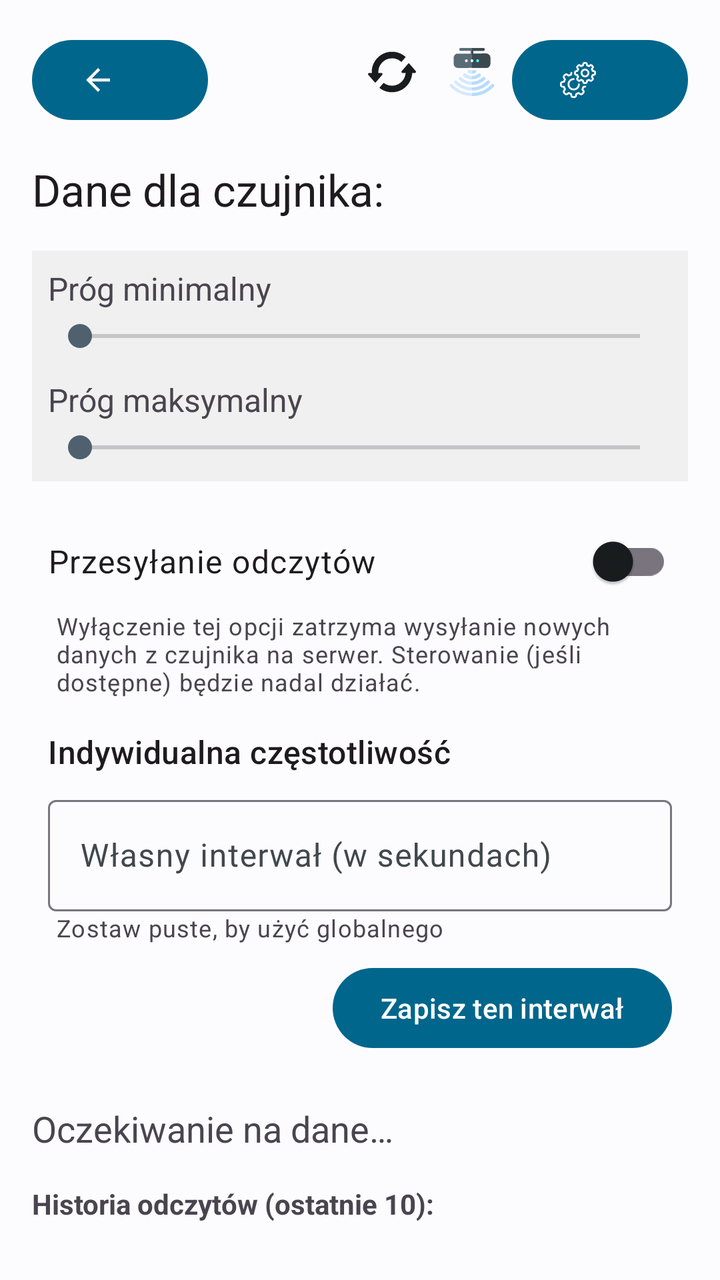
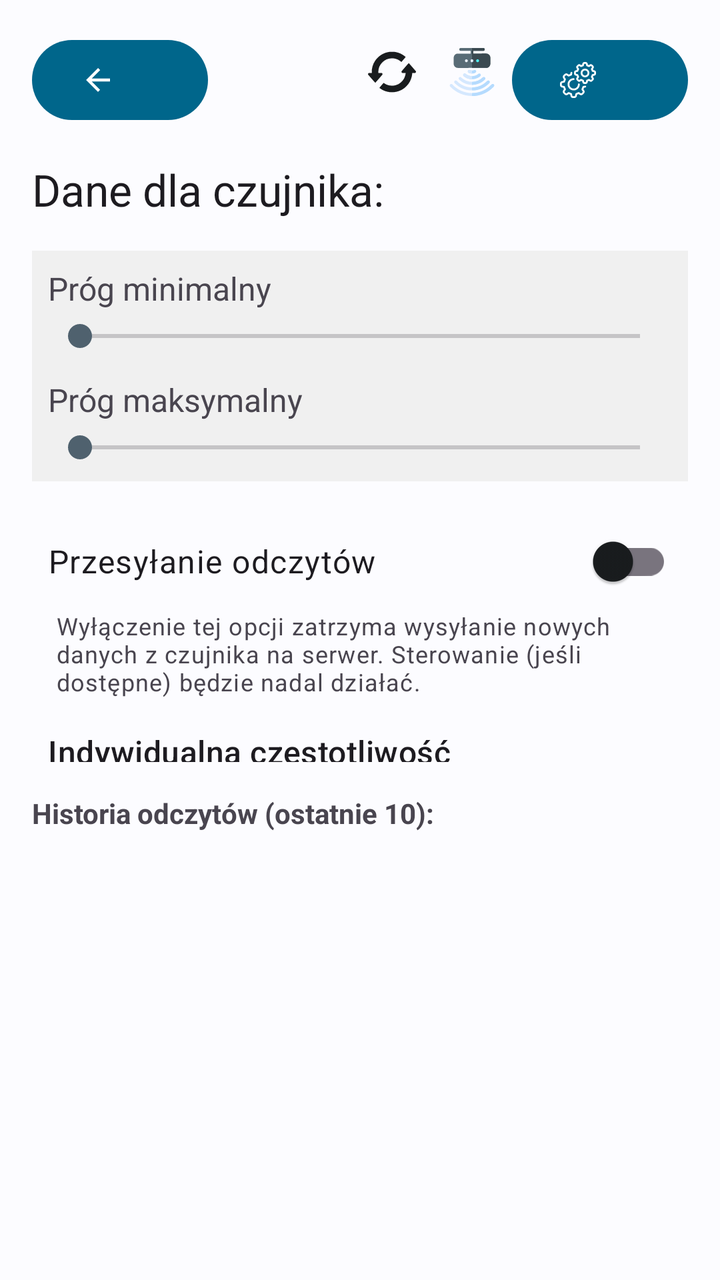

Before-and-after screenshots of an Android layout around one commit, followed by the original layout XML and the change that was made.
<!-- AndroidManifest.xml: application theme Theme.Bazunia -->
<!-- res/layout/activity_sensor_detail.xml -->
<?xml version="1.0" encoding="utf-8"?>
<androidx.constraintlayout.widget.ConstraintLayout
    xmlns:android="http://schemas.android.com/apk/res/android"
    xmlns:app="http://schemas.android.com/apk/res-auto"
    xmlns:tools="http://schemas.android.com/tools"
    android:layout_width="match_parent"
    android:layout_height="match_parent"
    android:fitsSystemWindows="true"
    android:padding="16dp"
    tools:context=".ui.SensorDetailActivity">

    <com.google.android.material.button.MaterialButton
        android:id="@+id/btnBackSensorDetail"
        style="?attr/myIconButtonTextStyle"
        android:layout_width="wrap_content"
        android:layout_height="wrap_content"
        android:contentDescription="@string/back_content_description"
        app:icon="@drawable/ic_arrow_back"
        app:layout_constraintStart_toStartOf="parent"
        app:layout_constraintTop_toTopOf="parent"
        app:tint="?attr/colorOnSurface" />

    <com.google.android.material.button.MaterialButton
        android:id="@+id/btnSettings"
        style="?attr/myIconButtonTextStyle"
        android:layout_width="wrap_content"
        android:layout_height="wrap_content"
        android:contentDescription="@string/settings_content_description"
        app:icon="@drawable/ic_settings"
        app:layout_constraintEnd_toEndOf="parent"
        app:layout_constraintTop_toTopOf="parent"
        app:tint="?attr/colorOnSurface" />

    <ImageButton
        android:id="@+id/btnRefresh"
        android:layout_width="wrap_content"
        android:layout_height="wrap_content"
        android:background="?attr/selectableItemBackgroundBorderless"
        android:contentDescription="@string/action_refresh"
        android:padding="8dp"
        app:srcCompat="@drawable/ic_refresh"
        app:layout_constraintTop_toTopOf="parent"
        app:layout_constraintEnd_toStartOf="@+id/btnFavorite"
        app:tint="?attr/colorOnSurface" />

    <ImageButton
        android:id="@+id/btnFavorite"
        android:layout_width="wrap_content"
        android:layout_height="wrap_content"
        android:background="?attr/selectableItemBackgroundBorderless"
        android:contentDescription="@string/favorite_button_desc"
        android:padding="8dp"
        app:srcCompat="@drawable/ic_sensor"
        app:layout_constraintTop_toTopOf="parent"
        app:layout_constraintEnd_toStartOf="@+id/btnSettings" />

    <TextView
        android:id="@+id/textSensorTitle"
        android:layout_width="0dp"
        android:layout_height="wrap_content"
        android:layout_marginTop="16dp"
        android:text="@string/sensor_data_title"
        android:textAppearance="@style/TextAppearance.Material3.TitleLarge"
        app:layout_constraintEnd_toEndOf="parent"
        app:layout_constraintStart_toStartOf="parent"
        app:layout_constraintTop_toBottomOf="@id/btnBackSensorDetail" />

    <LinearLayout
        android:id="@+id/thresholdContainer"
        android:layout_width="0dp"
        android:layout_height="wrap_content"
        android:layout_marginTop="16dp"
        android:background="#f0f0f0"
        android:orientation="vertical"
        android:padding="8dp"
        app:layout_constraintEnd_toEndOf="parent"
        app:layout_constraintStart_toStartOf="parent"
        app:layout_constraintTop_toBottomOf="@id/textSensorTitle">
        <TextView
            android:id="@+id/textThresholdMin"
            android:layout_width="wrap_content"
            android:layout_height="wrap_content"
            android:text="@string/threshold_min_label"
            android:textSize="16sp" />
        <SeekBar
            android:id="@+id/seekBarThresholdMin"
            android:layout_width="match_parent"
            android:layout_height="wrap_content"
            android:layout_marginTop="4dp"
            android:max="100" />
        <TextView
            android:id="@+id/textThresholdMax"
            android:layout_width="wrap_content"
            android:layout_height="wrap_content"
            android:layout_marginTop="12dp"
            android:text="@string/threshold_max_label"
            android:textSize="16sp" />
        <SeekBar
            android:id="@+id/seekBarThresholdMax"
            android:layout_width="match_parent"
            android:layout_height="wrap_content"
            android:layout_marginTop="4dp"
            android:max="100" />
    </LinearLayout>


    <LinearLayout
        android:id="@+id/reportingContainer"
        android:layout_width="0dp"
        android:layout_height="wrap_content"
        android:layout_marginTop="16dp"
        android:orientation="vertical"
        android:paddingStart="8dp"
        android:paddingEnd="8dp"
        app:layout_constraintEnd_toEndOf="parent"
        app:layout_constraintStart_toStartOf="parent"
        app:layout_constraintTop_toBottomOf="@id/thresholdContainer">

        <com.google.android.material.switchmaterial.SwitchMaterial
            android:id="@+id/switchReporting"
            android:layout_width="match_parent"
            android:layout_height="wrap_content"
            android:minHeight="48dp"
            android:text="@string/sensor_detail_reporting_label"
            android:textAppearance="@style/TextAppearance.Material3.BodyLarge" />

        <TextView
            android:layout_width="wrap_content"
            android:layout_height="wrap_content"
            android:layout_marginStart="4dp"
            android:text="@string/sensor_detail_reporting_hint"
            android:textAppearance="@style/TextAppearance.Material3.BodySmall" />

    </LinearLayout>


    <LinearLayout
        android:id="@+id/intervalContainer"
        android:layout_width="0dp"
        android:layout_height="wrap_content"
        android:layout_marginTop="8dp"
        android:orientation="vertical"
        android:padding="8dp"
        app:layout_constraintEnd_toEndOf="parent"
        app:layout_constraintStart_toStartOf="parent"
        app:layout_constraintTop_toBottomOf="@id/reportingContainer"> <TextView
        android:layout_width="wrap_content"
        android:layout_height="wrap_content"
        android:text="@string/sensor_detail_interval_title"
        android:textAppearance="@style/TextAppearance.Material3.TitleMedium" />
        <com.google.android.material.textfield.TextInputLayout
            android:id="@+id/layoutSensorInterval"
            style="@style/Widget.Material3.TextInputLayout.OutlinedBox"
            android:layout_width="match_parent"
            android:layout_height="wrap_content"
            android:layout_marginTop="8dp"
            android:hint="@string/sensor_detail_interval_label">
            <com.google.android.material.textfield.TextInputEditText
                android:id="@+id/editSensorInterval"
                android:layout_width="match_parent"
                android:layout_height="wrap_content"
                android:inputType="number"
                android:maxLength="5" />
        </com.google.android.material.textfield.TextInputLayout>
        <TextView
            android:layout_width="wrap_content"
            android:layout_height="wrap_content"
            android:layout_marginStart="4dp"
            android:text="@string/sensor_detail_interval_hint"
            android:textAppearance="@style/TextAppearance.Material3.BodySmall" />
        <com.google.android.material.button.MaterialButton
            android:id="@+id/btnSaveInterval"
            android:layout_width="wrap_content"
            android:layout_height="wrap_content"
            android:layout_gravity="end"
            android:layout_marginTop="8dp"
            android:text="@string/sensor_detail_save_button" />
    </LinearLayout>

    <TextView
        android:id="@+id/textSensorDetails"
        android:layout_width="0dp"
        android:layout_height="wrap_content"
        android:layout_marginTop="16dp"
        android:lineSpacingExtra="8dp"
        android:text="@string/waiting_for_data"
        android:textSize="18sp"
        app:layout_constraintEnd_toEndOf="parent"
        app:layout_constraintStart_toStartOf="parent"
        app:layout_constraintTop_toBottomOf="@id/intervalContainer" />

    <TextView
        android:id="@+id/readingHistoryLabel"
        android:layout_width="0dp"
        android:layout_height="wrap_content"
        android:layout_marginTop="16dp"
        android:text="@string/reading_history_label"
        android:textStyle="bold"
        app:layout_constraintEnd_toEndOf="parent"
        app:layout_constraintStart_toStartOf="parent"
        app:layout_constraintTop_toBottomOf="@+id/textSensorDetails" />

    <ListView
        android:id="@+id/listSensorHistory"
        android:layout_width="0dp"
        android:layout_height="0dp"
        android:layout_marginTop="8dp"
        app:layout_constraintBottom_toBottomOf="parent"
        app:layout_constraintEnd_toEndOf="parent"
        app:layout_constraintStart_toStartOf="parent"
        app:layout_constraintTop_toBottomOf="@id/readingHistoryLabel" />

</androidx.constraintlayout.widget.ConstraintLayout>
<!-- resources referenced by this layout -->
<resources>
  <!-- drawable ic_arrow_back (drawable) -->
  <vector xmlns:android="http://schemas.android.com/apk/res/android" android:autoMirrored="true" android:height="24dp" android:tint="#000000" android:viewportHeight="24" android:viewportWidth="24" android:width="24dp">
        
      <path android:fillColor="@android:color/white" android:pathData="M20,11H7.83l5.59,-5.59L12,4l-8,8 8,8 1.41,-1.41L7.83,13H20v-2z"/>
      
  </vector>
  <string name="action_refresh">Odśwież</string>
  <string name="back_content_description">Powrót</string>
  <string name="favorite_button_desc">Dodaj do ulubionych</string>
  <string name="reading_history_label">Historia odczytów (ostatnie 10):</string>
  <string name="sensor_data_title">Dane dla czujnika: </string>
  <string name="sensor_detail_interval_hint">Zostaw puste, by użyć globalnego</string>
  <string name="sensor_detail_interval_label">Własny interwał (w sekundach)</string>
  <string name="sensor_detail_interval_title">Indywidualna częstotliwość</string>
  <string name="sensor_detail_reporting_hint">Wyłączenie tej opcji zatrzyma wysyłanie nowych danych z czujnika na serwer. Sterowanie (jeśli dostępne) będzie nadal działać.</string>
  <string name="sensor_detail_reporting_label">Przesyłanie odczytów</string>
  <string name="sensor_detail_save_button">Zapisz ten interwał</string>
  <string name="settings_content_description">Ustawienia</string>
  <string name="threshold_max_label">Próg maksymalny</string>
  <string name="threshold_min_label">Próg minimalny</string>
  <string name="waiting_for_data">Oczekiwanie na dane…</string>
  <style name="Theme.Bazunia" parent="Base.Theme.Bazunia" />
  <style name="Base.Theme.Bazunia" parent="Theme.Material3.DayNight.NoActionBar">
          <item name="colorPrimary">@color/colorPrimary</item>
          <item name="colorOnPrimary">@color/colorOnPrimary</item>
          <item name="colorPrimaryContainer">@color/colorPrimaryContainer</item>
          <item name="colorOnPrimaryContainer">@color/colorOnPrimaryContainer</item>
          <item name="colorSecondary">@color/colorSecondary</item>
          <item name="colorOnSecondary">@color/colorOnSecondary</item>
          <item name="android:colorBackground">@color/colorBackground</item>
          <item name="colorOnBackground">@color/colorOnBackground</item>
          <item name="colorSurface">@color/colorSurface</item>
          <item name="colorOnSurface">@color/colorOnSurface</item>
          <item name="colorSurfaceVariant">@color/colorSurfaceVariant</item>
          <item name="colorOnSurfaceVariant">@color/colorOnSurfaceVariant</item>
      </style>
  <color name="colorPrimary">#00668B</color>
  <color name="colorOnPrimary">#FFFFFF</color>
  <color name="colorPrimaryContainer">#CDE5FF</color>
  <color name="colorOnPrimaryContainer">#001E2D</color>
  <color name="colorSecondary">#4F616E</color>
  <color name="colorOnSecondary">#FFFFFF</color>
  <color name="colorBackground">#FCFCFF</color>
  <color name="colorOnBackground">#191C1E</color>
  <color name="colorSurface">#FCFCFF</color>
  <color name="colorOnSurface">#191C1E</color>
  <color name="colorSurfaceVariant">#DDE3EA</color>
  <color name="colorOnSurfaceVariant">#41484D</color>
  <!-- unchanged entries left out for length: 3 -->
</resources>

<!-- the commit's change to res/layout/activity_sensor_detail.xml (unified diff, before → after) -->
@@ -54,160 +54,205 @@
         app:layout_constraintTop_toTopOf="parent"
         app:layout_constraintEnd_toStartOf="@+id/btnSettings" />
 
-    <TextView
-        android:id="@+id/textSensorTitle"
+
+    <ListView
+        android:id="@+id/listSensorHistory"
         android:layout_width="0dp"
-        android:layout_height="wrap_content"
-        android:layout_marginTop="16dp"
-        android:text="@string/sensor_data_title"
-        android:textAppearance="@style/TextAppearance.Material3.TitleLarge"
-        app:layout_constraintEnd_toEndOf="parent"
-        app:layout_constraintStart_toStartOf="parent"
-        app:layout_constraintTop_toBottomOf="@id/btnBackSensorDetail" />
-
-    <LinearLayout
-        android:id="@+id/thresholdContainer"
-        android:layout_width="0dp"
-        android:layout_height="wrap_content"
-        android:layout_marginTop="16dp"
-        android:background="#f0f0f0"
-        android:orientation="vertical"
-        android:padding="8dp"
-        app:layout_constraintEnd_toEndOf="parent"
-        app:layout_constraintStart_toStartOf="parent"
-        app:layout_constraintTop_toBottomOf="@id/textSensorTitle">
-        <TextView
-            android:id="@+id/textThresholdMin"
-            android:layout_width="wrap_content"
-            android:layout_height="wrap_content"
-            android:text="@string/threshold_min_label"
-            android:textSize="16sp" />
-        <SeekBar
-            android:id="@+id/seekBarThresholdMin"
-            android:layout_width="match_parent"
-            android:layout_height="wrap_content"
-            android:layout_marginTop="4dp"
-            android:max="100" />
-        <TextView
-            android:id="@+id/textThresholdMax"
-            android:layout_width="wrap_content"
-            android:layout_height="wrap_content"
-            android:layout_marginTop="12dp"
-            android:text="@string/threshold_max_label"
-            android:textSize="16sp" />
-        <SeekBar
-            android:id="@+id/seekBarThresholdMax"
-            android:layout_width="match_parent"
-            android:layout_height="wrap_content"
-            android:layout_marginTop="4dp"
-            android:max="100" />
-    </LinearLayout>
-
-
-    <LinearLayout
-        android:id="@+id/reportingContainer"
-        android:layout_width="0dp"
-        android:layout_height="wrap_content"
-        android:layout_marginTop="16dp"
-        android:orientation="vertical"
-        android:paddingStart="8dp"
-        android:paddingEnd="8dp"
-        app:layout_constraintEnd_toEndOf="parent"
-        app:layout_constraintStart_toStartOf="parent"
-        app:layout_constraintTop_toBottomOf="@id/thresholdContainer">
-
-        <com.google.android.material.switchmaterial.SwitchMaterial
-            android:id="@+id/switchReporting"
-            android:layout_width="match_parent"
-            android:layout_height="wrap_content"
-            android:minHeight="48dp"
-            android:text="@string/sensor_detail_reporting_label"
-            android:textAppearance="@style/TextAppearance.Material3.BodyLarge" />
-
-        <TextView
-            android:layout_width="wrap_content"
-            android:layout_height="wrap_content"
-            android:layout_marginStart="4dp"
-            android:text="@string/sensor_detail_reporting_hint"
-            android:textAppearance="@style/TextAppearance.Material3.BodySmall" />
-
-    </LinearLayout>
-
-
-    <LinearLayout
-        android:id="@+id/intervalContainer"
-        android:layout_width="0dp"
-        android:layout_height="wrap_content"
-        android:layout_marginTop="8dp"
-        android:orientation="vertical"
-        android:padding="8dp"
-        app:layout_constraintEnd_toEndOf="parent"
-        app:layout_constraintStart_toStartOf="parent"
-        app:layout_constraintTop_toBottomOf="@id/reportingContainer"> <TextView
-        android:layout_width="wrap_content"
-        android:layout_height="wrap_content"
-        android:text="@string/sensor_detail_interval_title"
-        android:textAppearance="@style/TextAppearance.Material3.TitleMedium" />
-        <com.google.android.material.textfield.TextInputLayout
-            android:id="@+id/layoutSensorInterval"
-            style="@style/Widget.Material3.TextInputLayout.OutlinedBox"
-            android:layout_width="match_parent"
-            android:layout_height="wrap_content"
-            android:layout_marginTop="8dp"
-            android:hint="@string/sensor_detail_interval_label">
-            <com.google.android.material.textfield.TextInputEditText
-                android:id="@+id/editSensorInterval"
-                android:layout_width="match_parent"
-                android:layout_height="wrap_content"
-                android:inputType="number"
-                android:maxLength="5" />
-        </com.google.android.material.textfield.TextInputLayout>
-        <TextView
-            android:layout_width="wrap_content"
-            android:layout_height="wrap_content"
-            android:layout_marginStart="4dp"
-            android:text="@string/sensor_detail_interval_hint"
-            android:textAppearance="@style/TextAppearance.Material3.BodySmall" />
-        <com.google.android.material.button.MaterialButton
-            android:id="@+id/btnSaveInterval"
-            android:layout_width="wrap_content"
-            android:layout_height="wrap_content"
-            android:layout_gravity="end"
-            android:layout_marginTop="8dp"
-            android:text="@string/sensor_detail_save_button" />
-    </LinearLayout>
-
-    <TextView
-        android:id="@+id/textSensorDetails"
-        android:layout_width="0dp"
-        android:layout_height="wrap_content"
-        android:layout_marginTop="16dp"
-        android:lineSpacingExtra="8dp"
-        android:text="@string/waiting_for_data"
-        android:textSize="18sp"
-        app:layout_constraintEnd_toEndOf="parent"
-        app:layout_constraintStart_toStartOf="parent"
-        app:layout_constraintTop_toBottomOf="@id/intervalContainer" />
+        android:layout_height="200dp"
+        app:layout_constraintBottom_toBottomOf="parent"
+        app:layout_constraintEnd_toEndOf="parent"
+        app:layout_constraintStart_toStartOf="parent" />
 
     <TextView
         android:id="@+id/readingHistoryLabel"
         android:layout_width="0dp"
         android:layout_height="wrap_content"
-        android:layout_marginTop="16dp"
+        android:layout_marginBottom="8dp"
         android:text="@string/reading_history_label"
         android:textStyle="bold"
         app:layout_constraintEnd_toEndOf="parent"
         app:layout_constraintStart_toStartOf="parent"
-        app:layout_constraintTop_toBottomOf="@+id/textSensorDetails" />
-
-    <ListView
-        android:id="@+id/listSensorHistory"
+        app:layout_constraintBottom_toTopOf="@+id/listSensorHistory" />
+
+    <androidx.core.widget.NestedScrollView
+        android:id="@+id/contentScrollView"
         android:layout_width="0dp"
         android:layout_height="0dp"
-        android:layout_marginTop="8dp"
-        app:layout_constraintBottom_toBottomOf="parent"
-        app:layout_constraintEnd_toEndOf="parent"
+        android:layout_marginTop="16dp"
+        android:layout_marginBottom="16dp"
+        app:layout_constraintTop_toBottomOf="@id/btnBackSensorDetail"
+        app:layout_constraintBottom_toTopOf="@id/readingHistoryLabel"
         app:layout_constraintStart_toStartOf="parent"
-        app:layout_constraintTop_toBottomOf="@id/readingHistoryLabel" />
+        app:layout_constraintEnd_toEndOf="parent"
+        android:fillViewport="true">
+
+        <LinearLayout
+            android:layout_width="match_parent"
+            android:layout_height="wrap_content"
+            android:orientation="vertical">
+
+            <TextView
+                android:id="@+id/textSensorTitle"
+                android:layout_width="match_parent"
+                android:layout_height="wrap_content"
+                android:text="@string/sensor_data_title"
+                android:textAppearance="@style/TextAppearance.Material3.TitleLarge" />
+
+            <LinearLayout
+                android:id="@+id/thresholdContainer"
+                android:layout_width="match_parent"
+                android:layout_height="wrap_content"
+                android:layout_marginTop="16dp"
+                android:background="#f0f0f0"
+                android:orientation="vertical"
+                android:padding="8dp">
+                <TextView
+                    android:id="@+id/textThresholdMin"
+                    android:layout_width="wrap_content"
+                    android:layout_height="wrap_content"
+                    android:text="@string/threshold_min_label"
+                    android:textSize="16sp" />
+                <SeekBar
+                    android:id="@+id/seekBarThresholdMin"
+                    android:layout_width="match_parent"
+                    android:layout_height="wrap_content"
+                    android:layout_marginTop="4dp"
+                    android:max="100" />
+                <TextView
+                    android:id="@+id/textThresholdMax"
+                    android:layout_width="wrap_content"
+                    android:layout_height="wrap_content"
+                    android:layout_marginTop="12dp"
+                    android:text="@string/threshold_max_label"
+                    android:textSize="16sp" />
+                <SeekBar
+                    android:id="@+id/seekBarThresholdMax"
+                    android:layout_width="match_parent"
+                    android:layout_height="wrap_content"
+                    android:layout_marginTop="4dp"
+                    android:max="100" />
+            </LinearLayout>
+
+            <LinearLayout
+                android:id="@+id/reportingContainer"
+                android:layout_width="match_parent"
+                android:layout_height="wrap_content"
+                android:layout_marginTop="16dp"
+                android:orientation="vertical"
+                android:paddingStart="8dp"
+                android:paddingEnd="8dp">
+                <com.google.android.material.switchmaterial.SwitchMaterial
+                    android:id="@+id/switchReporting"
+                    android:layout_width="match_parent"
+                    android:layout_height="wrap_content"
+                    android:minHeight="48dp"
+                    android:text="@string/sensor_detail_reporting_label"
+                    android:textAppearance="@style/TextAppearance.Material3.BodyLarge" />
+                <TextView
+                    android:layout_width="wrap_content"
+                    android:layout_height="wrap_content"
+                    android:layout_marginStart="4dp"
+                    android:text="@string/sensor_detail_reporting_hint"
+                    android:textAppearance="@style/TextAppearance.Material3.BodySmall" />
+            </LinearLayout>
+
+            <LinearLayout
+                android:id="@+id/intervalContainer"
+                android:layout_width="match_parent"
+                android:layout_height="wrap_content"
+                android:layout_marginTop="8dp"
+                android:orientation="vertical"
+                android:padding="8dp">
+                <TextView
+                    android:layout_width="wrap_content"
+                    android:layout_height="wrap_content"
+                    android:text="@string/sensor_detail_interval_title"
+                    android:textAppearance="@style/TextAppearance.Material3.TitleMedium" />
+                <com.google.android.material.textfield.TextInputLayout
+                    android:id="@+id/layoutSensorInterval"
+                    style="@style/Widget.Material3.TextInputLayout.OutlinedBox"
+                    android:layout_width="match_parent"
+                    android:layout_height="wrap_content"
+                    android:layout_marginTop="8dp"
+                    android:hint="@string/sensor_detail_interval_label">
+                    <com.google.android.material.textfield.TextInputEditText
+                        android:id="@+id/editSensorInterval"
+                        android:layout_width="match_parent"
+                        android:layout_height="wrap_content"
+                        android:inputType="number"
+                        android:maxLength="5" />
+                </com.google.android.material.textfield.TextInputLayout>
+
+                <TextView
+                    android:layout_width="wrap_content"
+                    android:layout_height="wrap_content"
+                    android:layout_marginStart="4dp"
+                    android:text="@string/sensor_detail_interval_hint"
+                    android:textAppearance="@style/TextAppearance.Material3.BodySmall" />
+                <com.google.android.material.button.MaterialButton
+                    android:id="@+id/btnSaveInterval"
+                    android:layout_width="wrap_content"
+                    android:layout_height="wrap_content"
+                    android:layout_gravity="end"
+                    android:layout_marginTop="8dp"
+                    android:text="@string/sensor_detail_save_button" />
+            </LinearLayout>
+
+            <LinearLayout
+                android:id="@+id/notificationIntervalContainer"
+                android:layout_width="match_parent"
+                android:layout_height="wrap_content"
+                android:layout_marginTop="8dp"
+                android:orientation="vertical"
+                android:padding="8dp"
+                android:visibility="gone"
+                tools:visibility="visible">
+                <TextView
+                    android:layout_width="wrap_content"
+                    android:layout_height="wrap_content"
+                    android:text="@string/sensor_detail_notification_interval_title"
+                    android:textAppearance="@style/TextAppearance.Material3.TitleMedium" />
+                <com.google.android.material.textfield.TextInputLayout
+                    android:id="@+id/layoutSensorNotificationInterval"
+                    style="@style/Widget.Material3.TextInputLayout.OutlinedBox"
+                    android:layout_width="match_parent"
+                    android:layout_height="wrap_content"
+                    android:layout_marginTop="8dp"
+                    android:hint="@string/sensor_detail_notification_interval_label">
+                    <com.google.android.material.textfield.TextInputEditText
+                        android:id="@+id/editSensorNotificationInterval"
+                        android:layout_width="match_parent"
+                        android:layout_height="wrap_content"
+                        android:inputType="number"
+                        android:maxLength="5" />
+                </com.google.android.material.textfield.TextInputLayout>
+                <TextView
+                    android:layout_width="wrap_content"
+                    android:layout_height="wrap_content"
+                    android:layout_marginStart="4dp"
+                    android:text="@string/sensor_detail_notification_interval_hint"
+                    android:textAppearance="@style/TextAppearance.Material3.BodySmall" />
+                <com.google.android.material.button.MaterialButton
+                    android:id="@+id/btnSaveNotificationInterval"
+                    android:layout_width="wrap_content"
+                    android:layout_height="wrap_content"
+                    android:layout_gravity="end"
+                    android:layout_marginTop="8dp"
+                    android:text="@string/sensor_detail_save_notification_button" />
+            </LinearLayout>
+
+            <TextView
+                android:id="@+id/textSensorDetails"
+                android:layout_width="match_parent"
+                android:layout_height="wrap_content"
+                android:layout_marginTop="16dp"
+                android:layout_marginBottom="16dp"
+                android:lineSpacingExtra="8dp"
+                android:text="@string/waiting_for_data"
+                android:textSize="18sp" />
+
+        </LinearLayout>
+
+    </androidx.core.widget.NestedScrollView>
 
 </androidx.constraintlayout.widget.ConstraintLayout>
<!-- resource entries referenced after the edit -->
@@ -14,9 +14,13 @@
   <string name="sensor_detail_interval_hint">Zostaw puste, by użyć globalnego</string>
   <string name="sensor_detail_interval_label">Własny interwał (w sekundach)</string>
   <string name="sensor_detail_interval_title">Indywidualna częstotliwość</string>
+  <string name="sensor_detail_notification_interval_hint">Zostaw puste, by użyć globalnego</string>
+  <string name="sensor_detail_notification_interval_label">Własny odstęp (w minutach)</string>
+  <string name="sensor_detail_notification_interval_title">Indywidualna częstotliwość powiadomień</string>
   <string name="sensor_detail_reporting_hint">Wyłączenie tej opcji zatrzyma wysyłanie nowych danych z czujnika na serwer. Sterowanie (jeśli dostępne) będzie nadal działać.</string>
   <string name="sensor_detail_reporting_label">Przesyłanie odczytów</string>
   <string name="sensor_detail_save_button">Zapisz ten interwał</string>
+  <string name="sensor_detail_save_notification_button">Zapisz ten odstęp</string>
   <string name="settings_content_description">Ustawienia</string>
   <string name="threshold_max_label">Próg maksymalny</string>
   <string name="threshold_min_label">Próg minimalny</string>
